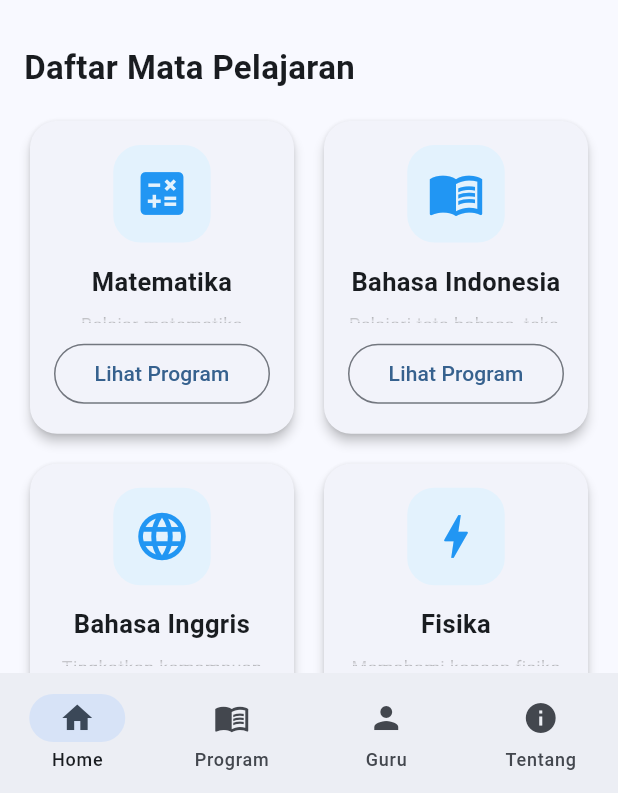
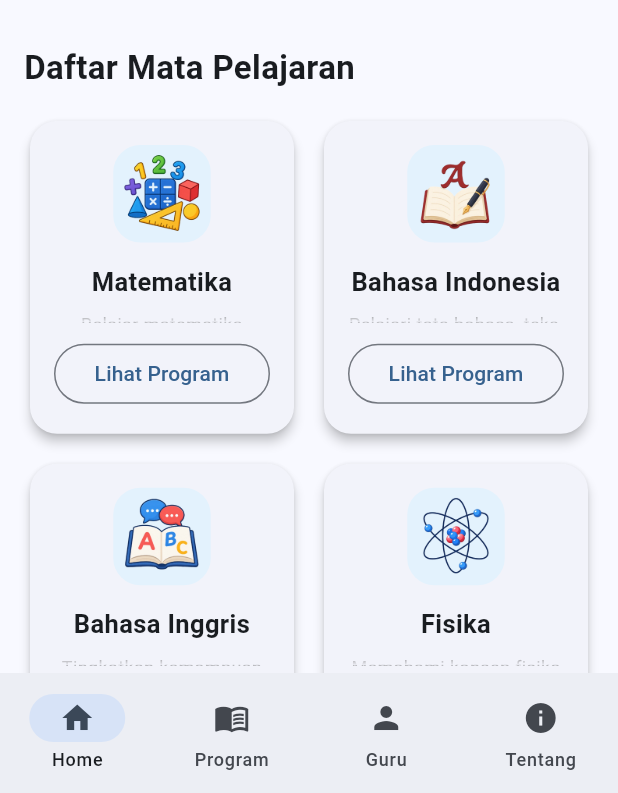
Before and after one commit to hanasoke/pocinui_apps, a Flutter app: the ProgramPage screen opened directly, on a phone screen of 412 x 824 dp, the part 443-1236 px from its top. Run offline on Flutter 3.47's test engine with Material 3 defaults, Android fonts, the phone set to English and light mode, and no system bars.

Commit message:
updated program_page.dart

```diff
--- a/lib/pages/program_page.dart
+++ b/lib/pages/program_page.dart
@@ -6,61 +6,61 @@ class ProgramPage extends StatelessWidget {
   final List<Map<String, dynamic>> programs = const [
     {
       'title': 'Matematika',
-      'icon': Icons.calculate,
+      'image': 'assets/images/icons/icon_matematika.png',
       'description':
           'Belajar matematika dengan metode yang mudah dipahami dan latihan soal terarah.',
     },
     {
       'title': 'Bahasa Indonesia',
-      'icon': Icons.menu_book,
+      'image': 'assets/images/icons/icon_bahasa_indonesia.png',
       'description':
           'Pelajari tata bahasa, teks, sastra, dan persiapan ujian Bahasa Indonesia.',
     },
     {
       'title': 'Bahasa Inggris',
-      'icon': Icons.language,
+      'image': 'assets/images/icons/icon_bahasa_inggris.png',
       'description':
           'Tingkatkan kemampuan grammar, vocabulary, reading, dan speaking.',
     },
     {
       'title': 'Fisika',
-      'icon': Icons.bolt,
+      'image': 'assets/images/icons/icon_fisika.png',
       'description':
           'Memahami konsep fisika melalui penjelasan sederhana dan latihan soal.',
     },
     {
       'title': 'Kimia',
-      'icon': Icons.science,
+      'image': 'assets/images/icons/icon_kimia.png',
       'description':
           'Belajar unsur, senyawa, reaksi kimia, dan berbagai konsep kimia sekolah.',
     },
     {
       'title': 'Biologi',
-      'icon': Icons.biotech,
+      'image': 'assets/images/icons/icon_biologi.png',
       'description':
           'Pelajari makhluk hidup, sistem tubuh, genetika, dan lingkungan.',
     },
     {
       'title': 'Ekonomi',
-      'icon': Icons.show_chart,
+      'image': 'assets/images/icons/icon_ekonomi.png',
       'description':
           'Pelajari ekonomi dasar, pasar, akuntansi, dan aktivitas ekonomi.',
     },
     {
       'title': 'Geografi',
-      'icon': Icons.public,
+      'image': 'assets/images/icons/icon_geografi.png',
       'description':
           'Belajar tentang bumi, lingkungan, kependudukan, dan fenomena geografis.',
     },
     {
       'title': 'Sosiologi',
-      'icon': Icons.groups,
+      'image': 'assets/images/icons/icon_sosiologi.png',
       'description':
           'Pelajari masyarakat, interaksi sosial, perubahan sosial, dan budaya.',
     },
     {
       'title': 'PPKn',
-      'icon': Icons.account_balance,
+      'image': 'assets/images/icons/icon_pendidikan_kewarganegaraan.png',
       'description':
           'Memahami Pancasila, kewarganegaraan, hukum, dan kehidupan bernegara.',
     },
@@ -140,7 +140,7 @@ class ProgramPage extends StatelessWidget {
                   return ProgramCard(
                     title: program['title'],
                     description: program['description'],
-                    icon: program['icon'],
+                    image: program['image'],
                   );
                 },
               ),
@@ -163,13 +163,13 @@ class ProgramPage extends StatelessWidget {
 class ProgramCard extends StatelessWidget {
   final String title;
   final String description;
-  final IconData icon;
+  final String image;
 
   const ProgramCard({
     super.key,
     required this.title,
     required this.description,
-    required this.icon,
+    required this.image,
   });
 
   @override
@@ -196,7 +196,12 @@ class ProgramCard extends StatelessWidget {
                   color: Colors.blue.shade50,
                   borderRadius: BorderRadius.circular(18),
                 ),
-                child: Icon(icon, size: 38, color: Colors.blue),
+                child: Image.asset(
+                  image,
+                  width: 50,
+                  height: 50,
+                  fit: BoxFit.contain,
+                ),
               ),
 
               const SizedBox(height: 14),
```
